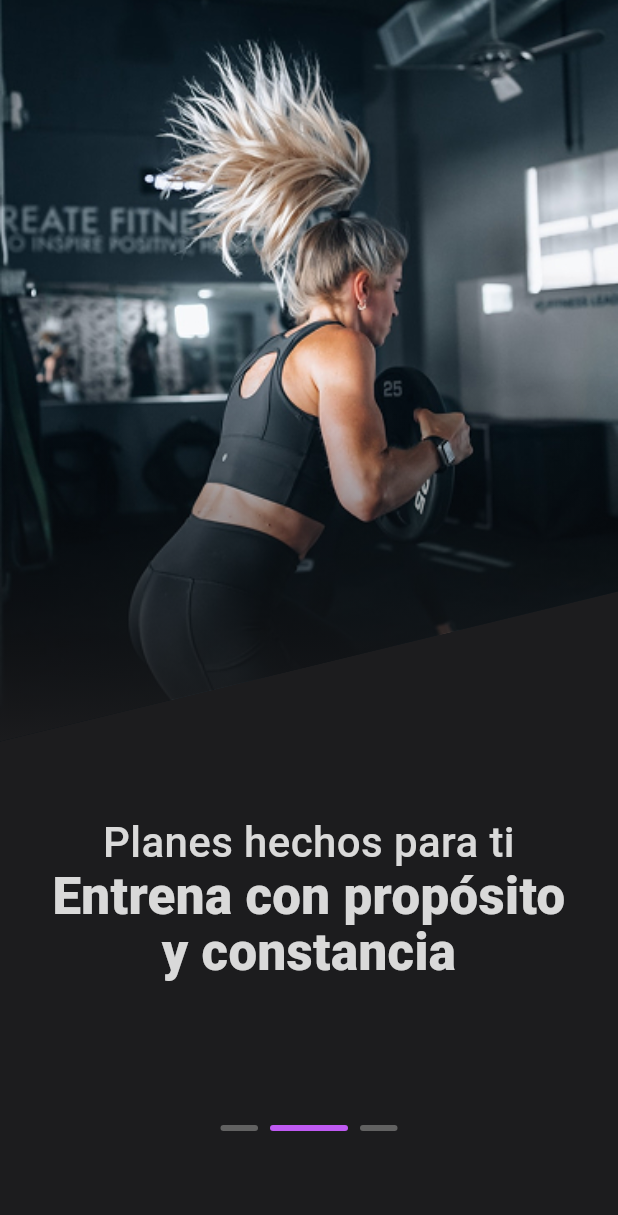
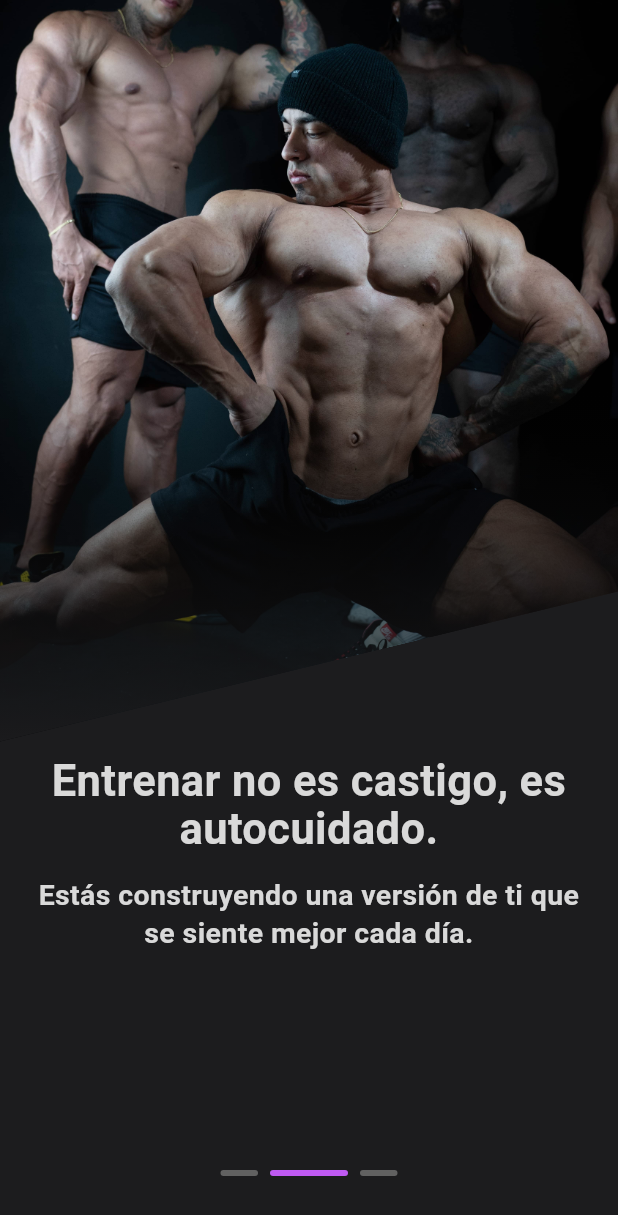
Before and after one commit to sebastianocamporoa/entrenador, a Flutter app: the screen it shows after launch, swiped to page 2, on a phone screen of 412 x 824 dp. Shown: the top 1215 px of the screen. Run offline on Flutter 3.47's test engine with Material 3 defaults, Android fonts, the phone set to English and light mode, and no system bars; our stand-ins replace flutter_native_splash, image_picker, open_filex, pdf, supabase_flutter, syncfusion_flutter_calendar; accounts and stored records are empty.

```diff
--- a/lib/main.dart
+++ b/lib/main.dart
@@ -326,8 +326,10 @@ class _LoginPageState extends State<LoginPage> {
     final theme = Theme.of(context);
     final formBackground = const Color(0xFF111111);
 
-    final title = isLogin ? 'Bienvenido de nuevo,' : 'Crea tu cuenta';
-    final subtitle = isLogin ? 'Entrena con nosotros' : 'Comienza tu viaje';
+    final title = isLogin ? 'Nadie va a entrenar por ti.' : 'Crea tu cuenta';
+    final subtitle = isLogin
+        ? 'Entra, cumple y evoluciona.'
+        : 'Comienza tu viaje';
     final action = isLogin ? 'Entrar' : 'Registrarme';
 
     // 1. Detectar si el teclado está abierto
@@ -517,21 +519,33 @@ class _OnboardingPageState extends State<OnboardingPage> {
   final _pages = [
     _OnboardData(
       image: 'assets/onboard1.jpg',
-      title: 'Conecta con tu entrenador',
-      subtitle: 'Empieza tu transformación hoy',
+      title: 'Cada entrenamiento que completas aquí es una victoria real.',
+      subtitle: 'Avanza hoy, tu progreso ya empezó.',
     ),
     _OnboardData(
       image: 'assets/onboard2.jpg',
-      title: 'Planes hechos para ti',
-      subtitle: 'Entrena con propósito y constancia',
+      title: 'Entrenar no es castigo, es autocuidado.',
+      subtitle:
+          'Estás construyendo una versión de ti que se siente mejor cada día.',
     ),
     _OnboardData(
       image: 'assets/onboard3.jpg',
-      title: 'Mide tu progreso',
-      subtitle: 'Ve tus resultados y supera tus límites',
+      title: 'No entrenas solo.',
+      subtitle:
+          'Aquí hay un plan, un seguimiento y un sistema diseñado para apoyarte.',
       showButton: true,
     ),
   ];
+
+  @override
+  void didChangeDependencies() {
+    super.didChangeDependencies();
+    // Esto precarga todas las imágenes en la memoria caché del dispositivo
+    // para que al deslizar ya estén listas y no haya retraso.
+    for (final page in _pages) {
+      precacheImage(AssetImage(page.image), context);
+    }
+  }
 
   void _next() {
     if (_page < _pages.length - 1) {
@@ -560,10 +574,13 @@ class _OnboardingPageState extends State<OnboardingPage> {
             controller: _controller,
             onPageChanged: (i) => setState(() => _page = i),
             itemCount: _pages.length,
-            itemBuilder: (_, i) => _OnboardSlide(data: _pages[i]),
+            // AQUÍ PASAMOS LA FUNCIÓN _next
+            itemBuilder: (_, i) =>
+                _OnboardSlide(data: _pages[i], onNext: _next),
           ),
+          // Indicadores (Puntos)
           Positioned(
-            bottom: 70,
+            bottom: 40, // Los bajé un poco más (antes 70)
             child: Row(
               children: List.generate(
                 _pages.length,
@@ -580,29 +597,7 @@ class _OnboardingPageState extends State<OnboardingPage> {
               ),
             ),
           ),
-          if (_pages[_page].showButton)
-            Positioned(
-              bottom: 120,
-              child: ElevatedButton(
-                style: ElevatedButton.styleFrom(
-                  padding: const EdgeInsets.symmetric(
-                    horizontal: 36,
-                    vertical: 14,
-                  ),
-                  shape: RoundedRectangleBorder(
-                    borderRadius: BorderRadius.circular(50),
-                  ),
-                ),
-                onPressed: _next,
-                child: const Text(
-                  'Comienza ahora!',
-                  style: TextStyle(
-                    color: Colors.white,
-                    fontWeight: FontWeight.bold,
-                  ),
-                ),
-              ),
-            ),
+          // ¡YA NO EXISTE EL POSITIONED DEL BOTÓN AQUÍ!
         ],
       ),
     );
@@ -625,12 +620,15 @@ class _OnboardData {
 
 class _OnboardSlide extends StatelessWidget {
   final _OnboardData data;
-  const _OnboardSlide({required this.data});
+  final VoidCallback? onNext;
+
+  const _OnboardSlide({required this.data, this.onNext});
 
   @override
   Widget build(BuildContext context) {
     final background = Theme.of(context).scaffoldBackgroundColor;
     final textColor = Theme.of(context).colorScheme.onSurface;
+    final size = MediaQuery.of(context).size;
 
     return Container(
       color: background,
@@ -641,7 +639,8 @@ class _OnboardSlide extends StatelessWidget {
             child: Stack(
               children: [
                 SizedBox(
-                  height: MediaQuery.of(context).size.height * 0.6,
+                  // 2. REDUCIMOS AL 50% (antes 0.6) para dar espacio al texto
+                  height: size.height * 0.6,
                   width: double.infinity,
                   child: Image.asset(data.image, fit: BoxFit.cover),
                 ),
@@ -663,35 +662,65 @@ class _OnboardSlide extends StatelessWidget {
             ),
           ),
           Expanded(
+            child: SingleChildScrollView(
+              physics: const BouncingScrollPhysics(),
               child: Padding(
-              padding: const EdgeInsets.symmetric(horizontal: 24, vertical: 32),
+                padding: const EdgeInsets.fromLTRB(24, 10, 24, 30),
                 child: Column(
                   mainAxisAlignment: MainAxisAlignment.start,
                   crossAxisAlignment: CrossAxisAlignment.center,
                   children: [
-                  const SizedBox(height: 20),
                     Text(
                       data.title,
                       textAlign: TextAlign.center,
                       style: TextStyle(
                         color: textColor,
-                      fontSize: 28,
-                      fontWeight: FontWeight.w500,
+                        fontSize: 29,
+                        // CAMBIO 1: Título en Negrita fuerte
+                        fontWeight: FontWeight.bold,
                         height: 1.1,
                       ),
                     ),
-                  const SizedBox(height: 2),
+                    const SizedBox(height: 16),
                     Text(
                       data.subtitle,
                       textAlign: TextAlign.center,
                       style: TextStyle(
                         color: textColor,
-                      fontSize: 34,
-                      fontWeight: FontWeight.w800,
-                      height: 1.1,
+                        fontSize: 19,
+                        // CAMBIO 2: Subtítulo un poco más grueso (SemiBold)
+                        fontWeight: FontWeight.w600,
+                        height: 1.3,
                       ),
                     ),
+
+                    if (data.showButton) ...[
+                      const SizedBox(height: 40),
+                      ElevatedButton(
+                        style: ElevatedButton.styleFrom(
+                          padding: const EdgeInsets.symmetric(
+                            horizontal: 36,
+                            vertical: 14,
+                          ),
+                          backgroundColor: Theme.of(context).primaryColor,
+                          foregroundColor: Colors.white,
+                          shape: RoundedRectangleBorder(
+                            borderRadius: BorderRadius.circular(50),
+                          ),
+                        ),
+                        onPressed: onNext,
+                        child: const Text(
+                          'Comienza ahora!',
+                          style: TextStyle(
+                            fontWeight: FontWeight.bold,
+                            fontSize: 16,
+                          ),
+                        ),
+                      ),
+                      const SizedBox(height: 50),
                     ],
+                  ],
+                ),
               ),
             ),
           ),
```
Also changed, not shown: assets/login_bg-old.jpg (added), assets/login_bg.jpg, assets/onboard1-old.jpg (added), assets/onboard1.jpg, assets/onboard2-old.jpg (added), assets/onboard2.jpg, assets/onboard3-old.jpg (added), assets/onboard3.jpg. Lines whose indentation alone changed are shown as unchanged.
